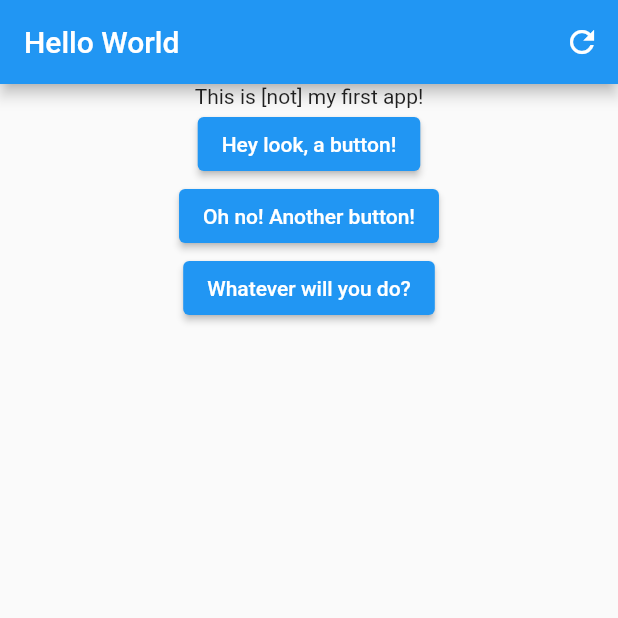
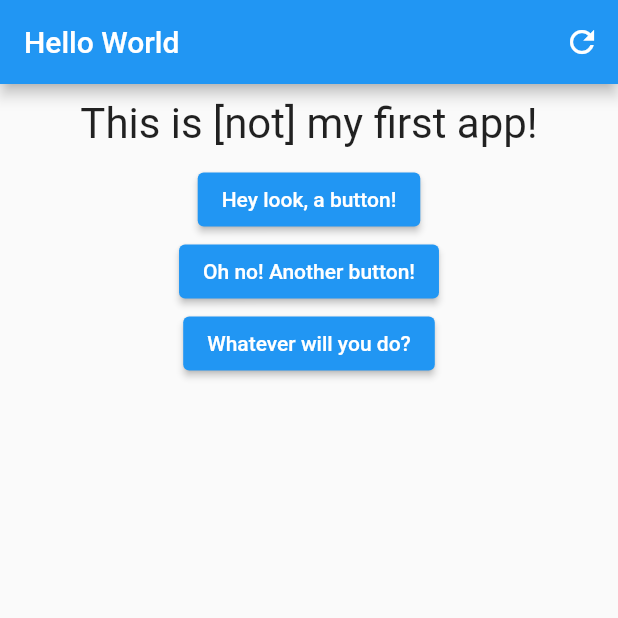
Before and after one commit to bsdonald/flutter_complete_guide, a Flutter app: the screen it shows after launch, on a phone screen of 412 x 824 dp, the top half of it. Run offline on Flutter 3.47's test engine with Material 2 defaults, Android fonts, the phone set to English and light mode, and no system bars.

Commit message:
styled the promp widget

```diff
--- a/lib/home/prompt.dart
+++ b/lib/home/prompt.dart
@@ -6,6 +6,14 @@ class Prompt extends StatelessWidget {
 
   @override
   Widget build(BuildContext context) {
-    return Text(promptText);
+    return Container(
+      width: double.infinity,
+      margin: const EdgeInsets.all(10),
+      child: Text(
+        promptText,
+        style: const TextStyle(fontSize: 28),
+        textAlign: TextAlign.center,
+      ),
+    );
   }
 }
```
